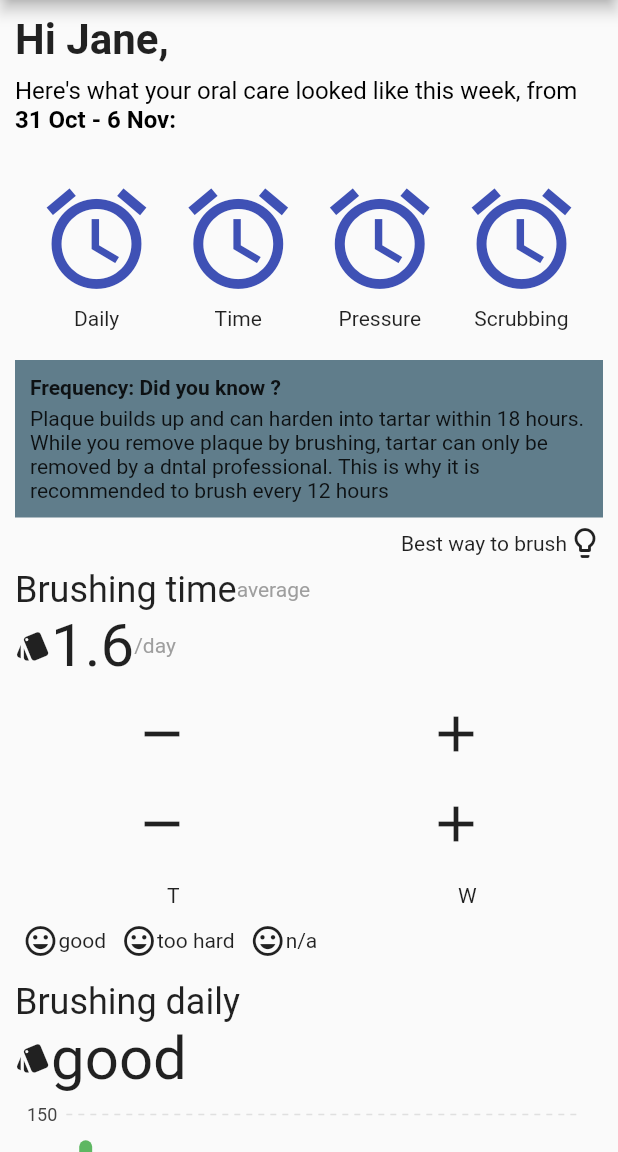
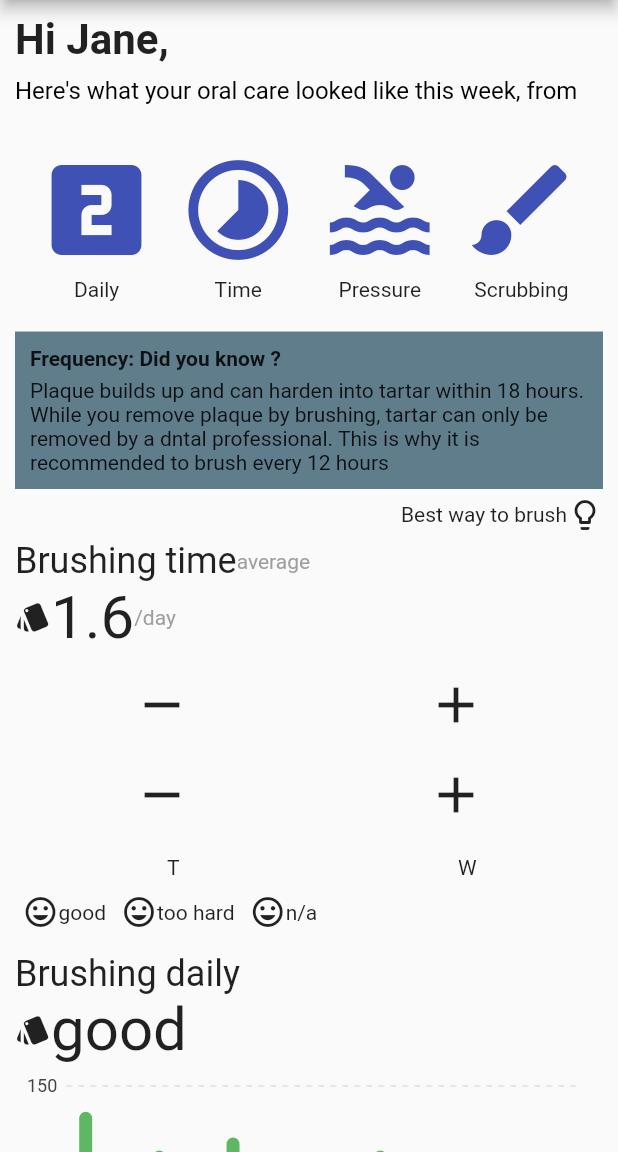
Before and after one commit to AnkurPhilips/ohc_app, a Flutter app: the screen it shows after launch, on a phone screen of 412 x 824 dp, the part 84-1236 px from its top. Run offline on Flutter 3.47's test engine with Material 2 defaults, Android fonts, the phone set to English and light mode, and no system bars; our stand-ins replace charts_flutter; statements that could not run were skipped.

Commit message:
data integration first stage

```diff
--- a/lib/main.dart
+++ b/lib/main.dart
@@ -1,11 +1,12 @@
 import 'package:flutter/material.dart';
 import 'Graphs.dart';
 import 'get_data.dart';
-import 'Time.dart';
+import 'progress_report_widgets.dart';
 class MyApp extends StatelessWidget
 {
 
   static double iconSize = 80;
+  static String weekString;
 
   static Widget customIcon(IconData icon, double size,  String data){
     return(Column(
@@ -16,85 +17,6 @@ class MyApp extends StatelessWidget
     )
     );
   }
-
-
-  final Widget first = Container(
-    child: Column(
-      mainAxisAlignment: MainAxisAlignment.spaceEvenly,
-      crossAxisAlignment: CrossAxisAlignment.start,
-
-      children: <Widget>[
-        Text('Hi Jane,',
-          style: TextStyle(
-            fontSize: 28,
-            fontWeight: FontWeight.bold,
-          ),
-          textAlign: TextAlign.left,
-        ),
-        Container(padding:const EdgeInsets.only(top: 8),child:RichText(text: TextSpan(style: TextStyle(color: Colors.black, fontSize: 16),children:<TextSpan>[TextSpan(text:"Here's what your oral care looked like this week, from "),
-          TextSpan(text: "31 Oct - 6 Nov:",style: TextStyle(fontWeight: FontWeight.bold))]),
-          softWrap: true,),
-        )],
-    ),
-  );
-
-  final Widget second = Container(
-    padding: const EdgeInsets.only(top: 20,bottom: 20),
-    child: Row(
-      mainAxisAlignment: MainAxisAlignment.spaceEvenly,
-      crossAxisAlignment: CrossAxisAlignment.center,
-      children: <Widget>[
-        customIcon(Icons.access_alarm,iconSize,'Daily'),
-        customIcon(Icons.access_alarm,iconSize,'Time'),
-        customIcon(Icons.access_alarm,iconSize,'Pressure'),
-        customIcon(Icons.access_alarm,iconSize,'Scrubbing'),
-      ],
-    ));
-
-  final Widget third = Container(
-    decoration: BoxDecoration(
-      color: Colors.blueGrey
-    ),
-    padding: const EdgeInsets.all(10),
-    child: Column(
-      crossAxisAlignment: CrossAxisAlignment.start,
-
-      children: <Widget>[
-        Text('Frequency: Did you know ?',style:TextStyle(
-          fontWeight: FontWeight.bold
-        ) ),
-        Container(padding: const EdgeInsets.only(top: 5),child: Text('Plaque builds up and can harden into tartar within 18 hours. While you remove plaque by brushing, tartar can only be removed by a dntal professional. This is why it is recommended to brush every 12 hours' ,
-        softWrap: true,)),
-      ],
-    ),
-  );
-
-  final Widget fourth = Container(
-    padding: const EdgeInsets.only(top: 5,bottom: 5),
-    child: Row(
-      mainAxisAlignment: MainAxisAlignment.end,
-      children: <Widget>[
-        Text('Best way to brush'),
-        Icon(Icons.lightbulb_outline)
-      ],
-    ),
-  );
-
-  final Widget ninth = Container(
-    padding: const EdgeInsets.all(10),
-    decoration: BoxDecoration(
-      color: Colors.deepPurple,
-    ),
-    child: Row(
-      children: <Widget>[
-      Icon(Icons.kitchen,size: 60,),
-      Expanded(child: Text('Based on your usage, you have 180 sessions left on your Premium Plaque Control brush head',
-        softWrap: true,
-        style: TextStyle(color: Colors.white)
-      ),),
-    ]
-    ),
-  );
 
   @override
   Widget build(BuildContext context)
@@ -115,10 +37,6 @@ class MyApp extends StatelessWidget
     Report report = new Report.fromJson(parser.mapper);
     print(report.data.scrubbing.average);
 
-    String timeStamp = "2020-02-26T16:32:21+0530";
-    //TimeZone timeZone = TimeZone(timeStamp);
-    //catch(e){print(e);print("!!!!!!!!!!!!!!!!!!!!!!!!!!!!!!!!!!!!!!!!!!!!!!!!!!!!!!!!!!!!!!!!!!!!!!!!!!");}
-
 
 
 
@@ -129,11 +47,11 @@ class MyApp extends StatelessWidget
       body: ListView(
         padding: const EdgeInsets.all(10),
         children: <Widget>[
-          first,
+          first(weekString),
           SizedBox(height: 10),
-          second,
-          third,
-          fourth,
+          second(iconSize),
+          third(),
+          fourth(),
           GraphContainer(reportData:report.data.duration, firstString: 'Brushing time' , secondString:'average',thirdString:'1.6',fourthString:'/day',firstIcon:Icons.style,graphType: 0,),
           SizedBox(height: 10),
           GraphContainer(reportData:report.data.frequency, firstString: 'Brushing daily' , secondString:'',thirdString:'good',fourthString:'',firstIcon:Icons.style,graphType: 1,),
@@ -142,7 +60,7 @@ class MyApp extends StatelessWidget
           SizedBox(height: 10),
           GraphContainer(reportData:report.data.scrubbing, firstString: 'Scrubbing applied' , secondString:'',thirdString:'good',fourthString:'',firstIcon:Icons.style,graphType: 0,),
           SizedBox(height: 10),
-          ninth,
+          ninth(),
 
         ],
       ),
--- a/lib/progress_report_widgets.dart
+++ b/lib/progress_report_widgets.dart
@@ -36,10 +36,10 @@ Widget customIcon(IconData icon, double size,  String data){
         mainAxisAlignment: MainAxisAlignment.spaceEvenly,
         crossAxisAlignment: CrossAxisAlignment.center,
         children: <Widget>[
-          customIcon(Icons.access_alarm,iconSize,'Daily'),
-          customIcon(Icons.access_alarm,iconSize,'Time'),
-          customIcon(Icons.access_alarm,iconSize,'Pressure'),
-          customIcon(Icons.access_alarm,iconSize,'Scrubbing'),
+          customIcon(Icons.looks_two,iconSize,'Daily'),
+          customIcon(Icons.timelapse,iconSize,'Time'),
+          customIcon(Icons.pool,iconSize,'Pressure'),
+          customIcon(Icons.brush,iconSize,'Scrubbing'),
         ],
       ));
 
```
